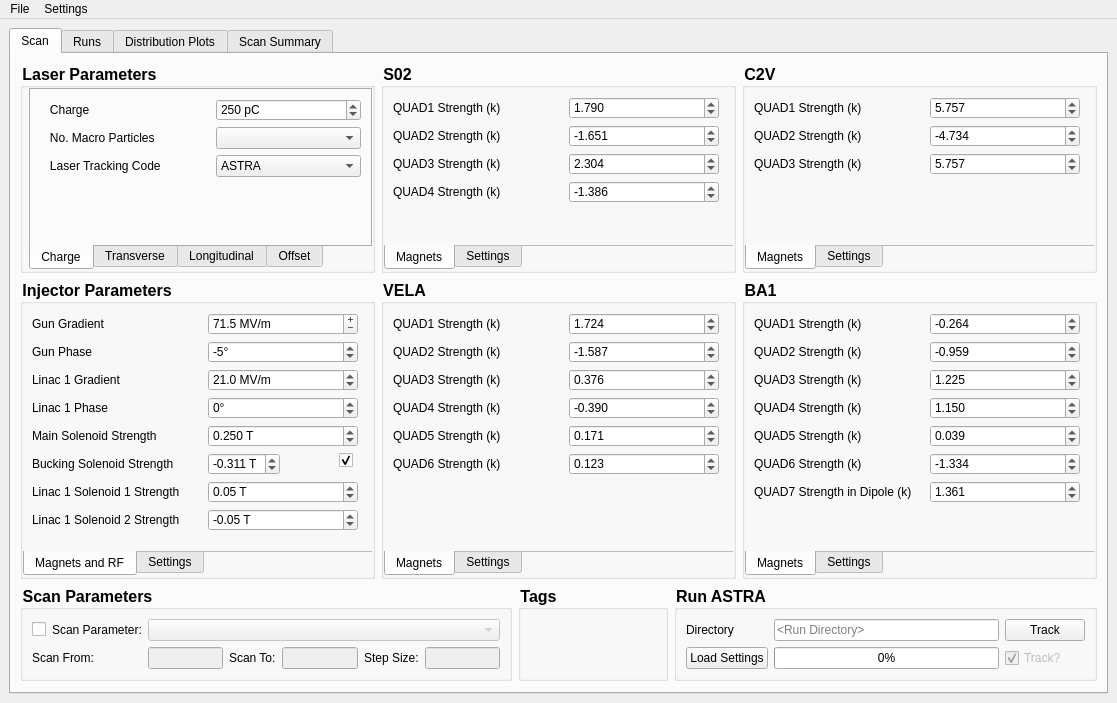
This is astra_comparison_gui_tabs_Linac.ui in VELA-CLARA-software/OnlineModel as Qt 5 draws it before an edit. The edited form follows.
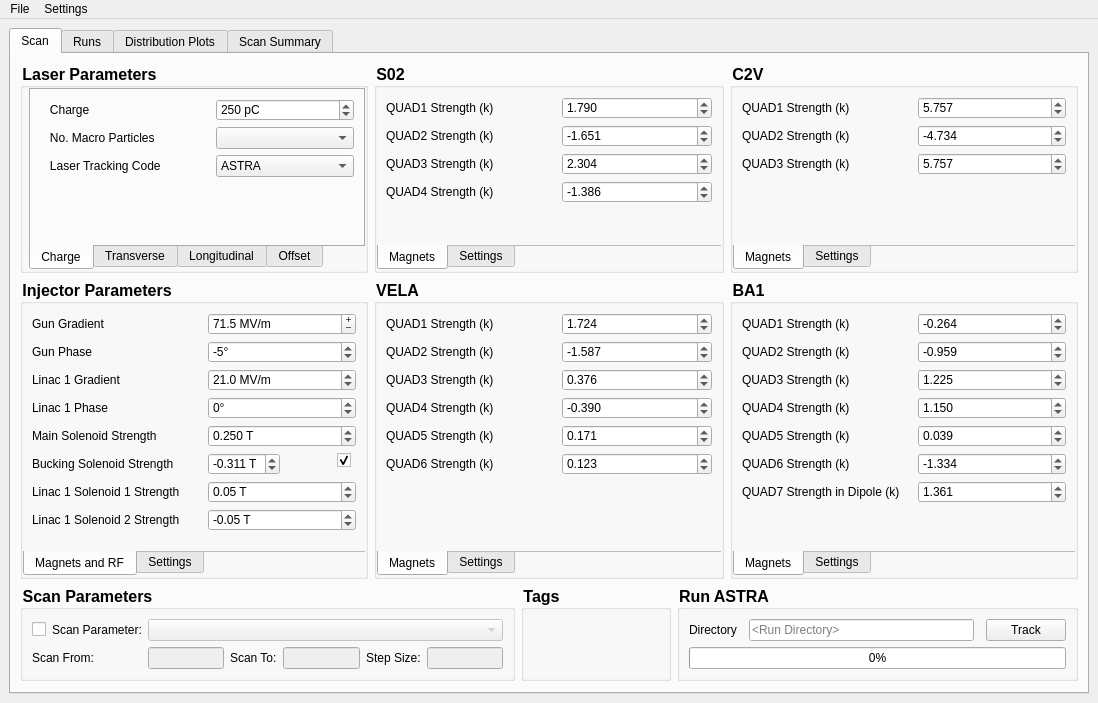
This is the edited form. Custom widgets are drawn as their Qt base class.

What changed in the file:
```diff
--- a/astra_comparison_gui_tabs_Linac.ui
+++ b/astra_comparison_gui_tabs_Linac.ui
@@ -6,8 +6,8 @@
    <rect>
     <x>0</x>
     <y>0</y>
-    <width>1117</width>
-    <height>669</height>
+    <width>1098</width>
+    <height>667</height>
    </rect>
   </property>
   <property name="sizePolicy">
@@ -2219,36 +2219,7 @@
                 </property>
                </widget>
               </item>
-              <item row="2" column="4">
-               <widget class="QCheckBox" name="track_checkBox">
-                <property name="enabled">
-                 <bool>false</bool>
-                </property>
-                <property name="accessibleName">
-                 <string>runs:track</string>
-                </property>
-                <property name="accessibleDescription">
-                 <string/>
-                </property>
-                <property name="text">
-                 <string>Track?</string>
-                </property>
-                <property name="checked">
-                 <bool>true</bool>
-                </property>
-               </widget>
-              </item>
-              <item row="2" column="0">
-               <widget class="QPushButton" name="loadSettingsButton">
-                <property name="accessibleName">
-                 <string>loadSettingsButton</string>
-                </property>
-                <property name="text">
-                 <string>Load Settings</string>
-                </property>
-               </widget>
-              </item>
-              <item row="2" column="2">
+              <item row="2" column="0" colspan="5">
                <widget class="QProgressBar" name="progressBar">
                 <property name="accessibleName">
                  <string>progressBar</string>
@@ -3530,7 +3501,7 @@
     <rect>
      <x>0</x>
      <y>0</y>
-     <width>1117</width>
+     <width>1098</width>
      <height>21</height>
     </rect>
    </property>
```
